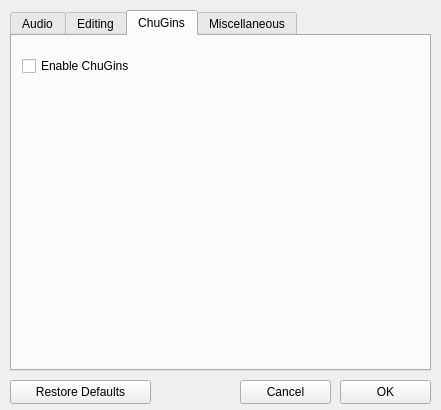
Above: src/qt/mAPreferencesWindow.ui from ccrma/miniAudicle before the change. Below: the same form after it.
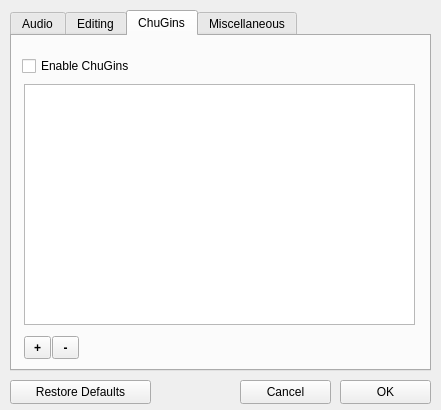
That is the form after the change. The open tabs and pages were chosen to show the change. Icons and pictures are not drawn.

Commit message: lots of preferences

The edit to the form file:
```diff
--- a/src/qt/mAPreferencesWindow.ui
+++ b/src/qt/mAPreferencesWindow.ui
@@ -482,6 +482,54 @@
       <string>Enable ChuGins</string>
      </property>
     </widget>
+    <widget class="QListWidget" name="chuginsList">
+     <property name="geometry">
+      <rect>
+       <x>12</x>
+       <y>48</y>
+       <width>391</width>
+       <height>241</height>
+      </rect>
+     </property>
+    </widget>
+    <widget class="QToolButton" name="toolButton">
+     <property name="geometry">
+      <rect>
+       <x>12</x>
+       <y>300</y>
+       <width>27</width>
+       <height>23</height>
+      </rect>
+     </property>
+     <property name="font">
+      <font>
+       <weight>75</weight>
+       <bold>true</bold>
+      </font>
+     </property>
+     <property name="text">
+      <string>+</string>
+     </property>
+    </widget>
+    <widget class="QToolButton" name="toolButton_2">
+     <property name="geometry">
+      <rect>
+       <x>40</x>
+       <y>300</y>
+       <width>27</width>
+       <height>23</height>
+      </rect>
+     </property>
+     <property name="font">
+      <font>
+       <weight>75</weight>
+       <bold>true</bold>
+      </font>
+     </property>
+     <property name="text">
+      <string>-</string>
+     </property>
+    </widget>
    </widget>
    <widget class="QWidget" name="miscTab">
     <attribute name="title">
```
Left out of the diff: 51 changed lines with no effect on the pictures. The commit also changes 7 other files.
